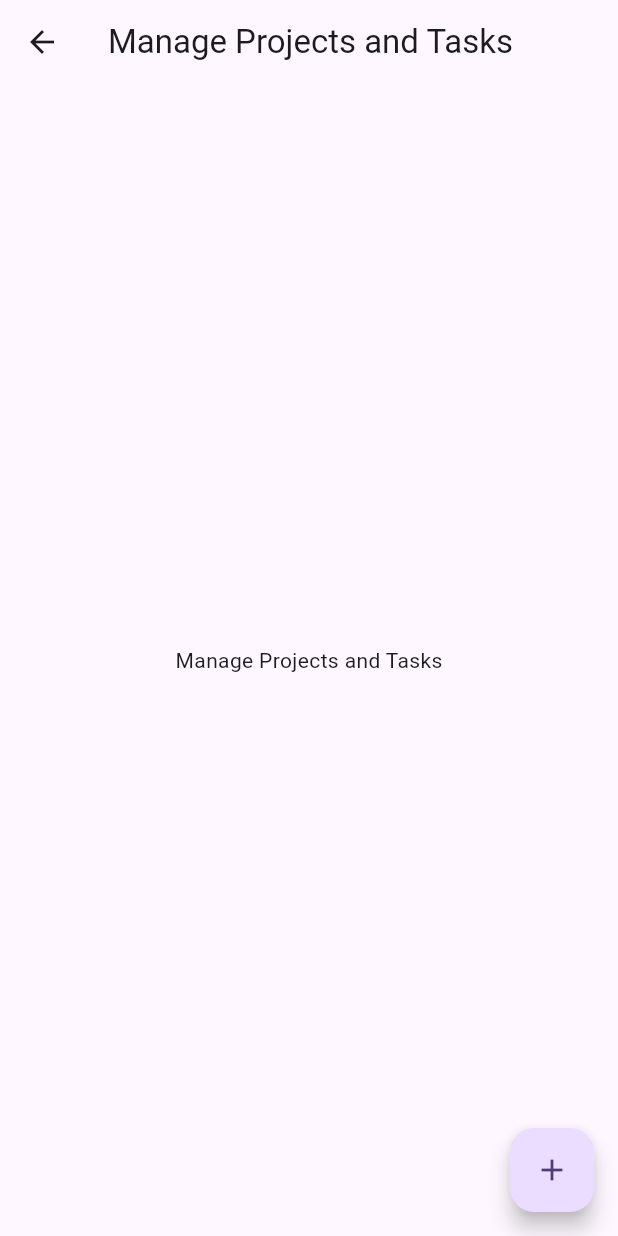
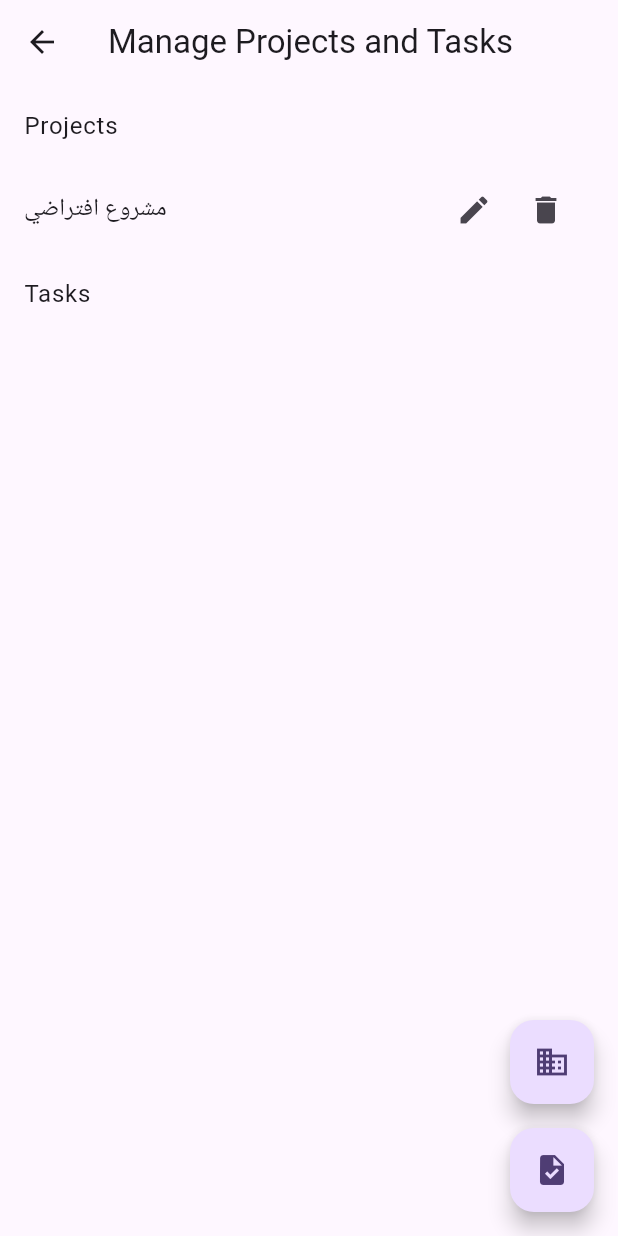
Before and after one commit to githubmohammad1/time_manage, a Flutter app: the ProjectTaskManagementScreen screen opened directly, on a phone screen of 412 x 824 dp. Run offline on Flutter 3.47's test engine with Material 3 defaults, Android fonts, the phone set to English and light mode, and no system bars; our stand-ins replace shared_preferences; accounts and stored records are empty.

Commit message:
second commit

```diff
--- a/lib/screens/managment.dart
+++ b/lib/screens/managment.dart
@@ -1,6 +1,8 @@
 import 'package:flutter/material.dart';
 import 'package:provider/provider.dart';
-import 'package:time_tracker/provider/time_entry_provider.dart';
+import 'package:time_tracker/screens/AddProjectScreen.dart';
+import 'package:time_tracker/screens/AddTaskScreen.dart';
+import '../provider/time_entry_provider.dart';
 
 class ProjectTaskManagementScreen extends StatelessWidget {
   const ProjectTaskManagementScreen({super.key});
@@ -11,16 +13,88 @@ class ProjectTaskManagementScreen extends StatelessWidget {
       appBar: AppBar(title: const Text('Manage Projects and Tasks')),
       body: Consumer<TimeEntryProvider>(
         builder: (context, provider, child) {
-          // تنفيذ قوائم لإدارة المشاريع والمهام هنا
-          return const Center(child: Text('Manage Projects and Tasks'));
+          return ListView(
+            children: [
+              const ListTile(title: Text('Projects')),
+              ...provider.projects.map(
+                (project) => ListTile(
+                  title: Text(project.name),
+                  trailing: Row(
+                    mainAxisSize: MainAxisSize.min,
+                    children: [
+                      IconButton(
+                        icon: const Icon(Icons.edit),
+                        onPressed: () {
+                          // إضافة وظيفة التعديل هنا
+                        },
+                      ),
+                      IconButton(
+                        icon: const Icon(Icons.delete),
+                        onPressed: () {
+                          provider.deleteProject(project.id);
+                        },
+                      ),
+                    ],
+                  ),
+                ),
+              ),
+              const ListTile(title: Text('Tasks')),
+              ...provider.tasks.map(
+                (task) => ListTile(
+                  title: Text(task.name),
+                  subtitle: Text('Project ID: ${task.projectId}'),
+                  trailing: Row(
+                    mainAxisSize: MainAxisSize.min,
+                    children: [
+                      IconButton(
+                        icon: const Icon(Icons.edit),
+                        onPressed: () {
+                          // إضافة وظيفة التعديل هنا
+                        },
+                      ),
+                      IconButton(
+                        icon: const Icon(Icons.delete),
+                        onPressed: () {
+                          provider.deleteTask(task.id);
+                        },
+                      ),
+                    ],
+                  ),
+                ),
+              ),
+            ],
+          );
         },
       ),
-      floatingActionButton: FloatingActionButton(
-        onPressed: () {
-          // إضافة مشروع أو مهمة جديدة
-        },
-        tooltip: 'Add Project/Task',
-        child: const Icon(Icons.add),
+      floatingActionButton: Column(
+        mainAxisAlignment: MainAxisAlignment.end,
+        children: [
+          FloatingActionButton(
+            onPressed: () {
+              Navigator.push(
+                context,
+                MaterialPageRoute(
+                  builder: (context) => const AddProjectScreen(),
+                ),
+              );
+            },
+            tooltip: 'Add Project',
+            heroTag: 'addProject',
+            child: const Icon(Icons.business),
+          ),
+          const SizedBox(height: 16),
+          FloatingActionButton(
+            onPressed: () {
+              Navigator.push(
+                context,
+                MaterialPageRoute(builder: (context) => const AddTaskScreen()),
+              );
+            },
+            tooltip: 'Add Task',
+            heroTag: 'addTask',
+            child: const Icon(Icons.task),
+          ),
+        ],
       ),
     );
   }
--- a/pubspec.yaml
+++ b/pubspec.yaml
@@ -38,6 +38,8 @@ dependencies:
   localstorage: ^5.0.0
   intl: ^0.20.2
   collection: ^1.19.1
+  shared_preferences: ^2.5.2
+  uuid: ^4.5.1
 
 dev_dependencies:
   flutter_test:
```
Also changed, not shown: lib/provider/time_entry_provider.dart (+93 -1 lines), lib/screens/AddProjectScreen.dart (added, +58 -0 lines), lib/screens/AddTaskScreen.dart (added, +89 -0 lines), lib/screens/homescreen.dart (+73 -5 lines), lib/screens/project_time_report_screen.dart (added, +33 -0 lines), lib/screens/time_entry_details_screen.dart (added, +80 -0 lines), pubspec.lock, 1 other file.
